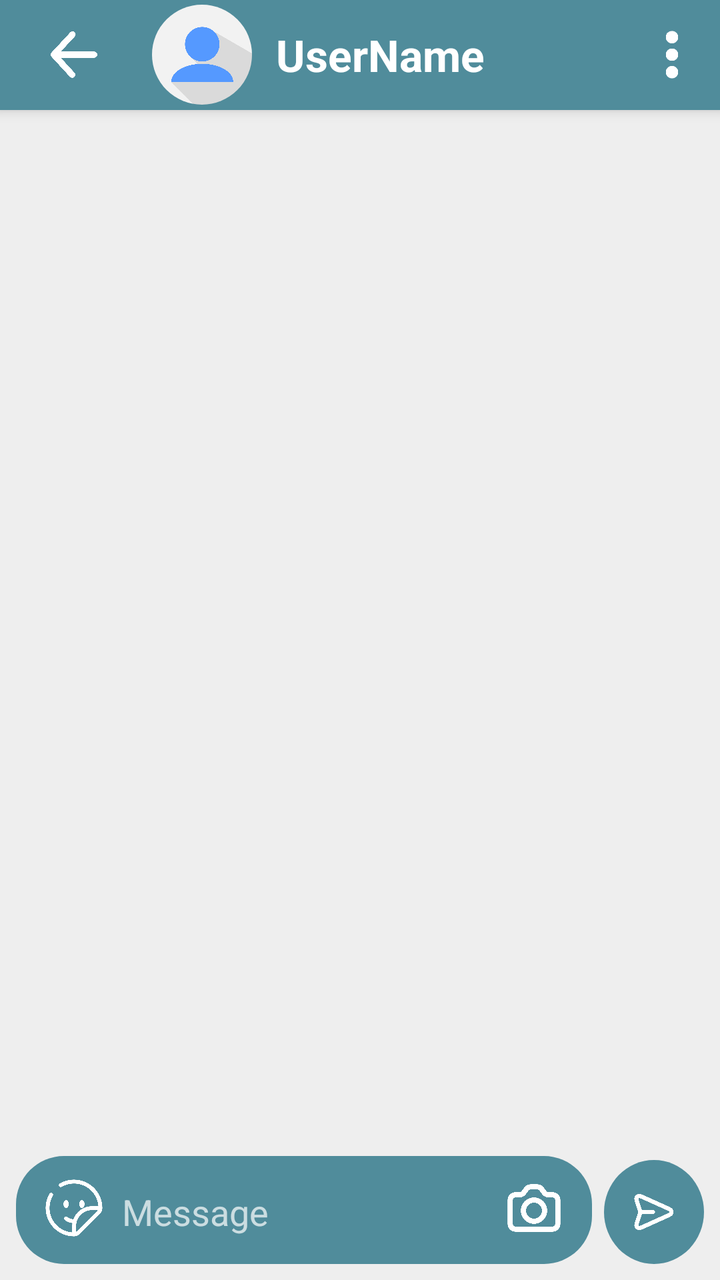
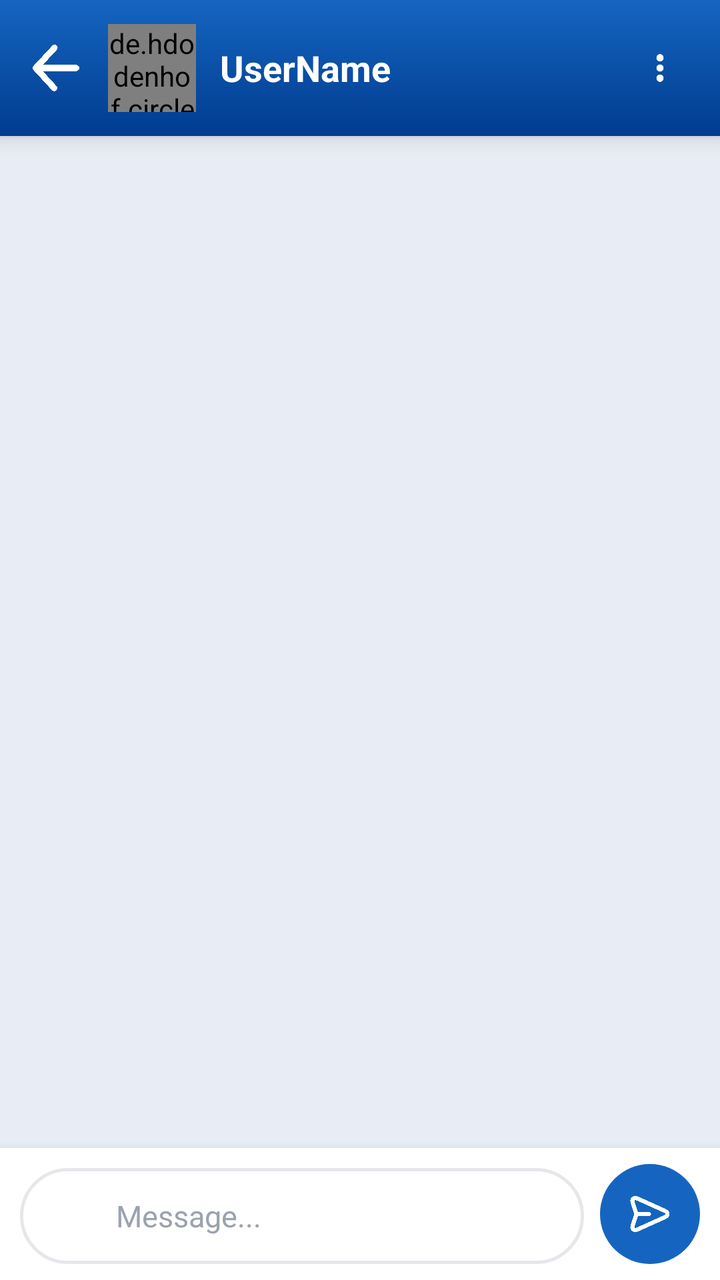

The first picture is an Android layout as it rendered before a commit; the second is the same layout after the commit. The layout source and the unified diff follow.
<!-- AndroidManifest.xml: application theme Theme.Chat_app -->
<!-- res/layout/activity_chat.xml -->
<?xml version="1.0" encoding="utf-8"?>
<LinearLayout xmlns:android="http://schemas.android.com/apk/res/android"
    xmlns:app="http://schemas.android.com/apk/res-auto"
    xmlns:tools="http://schemas.android.com/tools"
    android:id="@+id/chat_main"
    android:layout_width="match_parent"
    android:layout_height="match_parent"
    android:background="@color/colorBackground"
    android:orientation="vertical">

    <LinearLayout
        android:layout_width="match_parent"
        android:layout_height="55dp"
        android:background="@color/colorSecondary"
        android:elevation="4dp"
        android:gravity="center_vertical"
        android:orientation="horizontal"
        android:paddingStart="8dp"
        tools:ignore="RtlSymmetry">

        <ImageButton
            android:id="@+id/btn_back"
            android:layout_width="48dp"
            android:layout_height="48dp"
            android:layout_marginStart="5dp"
            android:layout_marginEnd="10dp"
            android:background="?attr/selectableItemBackgroundBorderless"
            android:contentDescription="Retour"
            android:scaleType="centerInside"
            android:src="@drawable/back"
            android:padding="10dp" />

        <androidx.cardview.widget.CardView
            android:layout_width="50dp"
            android:layout_height="50dp"
            app:cardBackgroundColor="@android:color/transparent"
            app:cardCornerRadius="25dp"
            android:layout_marginStart="5dp"
            app:cardElevation="0dp">

            <ImageView
                android:id="@+id/image_profile"
                android:layout_width="match_parent"
                android:layout_height="match_parent"
                android:scaleType="centerCrop"
                android:src="@drawable/profile" />
        </androidx.cardview.widget.CardView>

        <TextView
            android:id="@+id/pseudo"
            android:layout_width="0dp"
            android:layout_height="wrap_content"
            android:layout_weight="1"
            android:ellipsize="end"
            android:maxLines="1"
            android:paddingStart="12dp"
            android:text="UserName"
            android:textColor="@color/colorTextOnPrimary"
            android:textSize="22sp"
            android:textStyle="bold" />

        <ImageButton
            android:id="@+id/chat_menu"
            android:layout_width="48dp"
            android:layout_height="48dp"
            android:background="?attr/selectableItemBackgroundBorderless"
            android:contentDescription="Menu"
            android:scaleType="centerInside"
            android:src="@drawable/pvertic"
            app:tint="@color/colorTextOnPrimary" />
    </LinearLayout>

    <androidx.recyclerview.widget.RecyclerView
        android:id="@+id/recycler_chat"
        android:layout_width="match_parent"
        android:layout_height="0dp"
        android:layout_weight="1"
        android:background="@color/colorBackground"
        android:paddingBottom="10dp"
        android:clipToPadding="false"/>

    <LinearLayout
        android:layout_width="match_parent"
        android:layout_height="wrap_content"
        android:gravity="bottom"
        android:orientation="horizontal"
        android:paddingStart="8dp"
        android:paddingTop="8dp"
        android:paddingEnd="8dp"
        android:paddingBottom="8dp">

        <LinearLayout
            android:layout_width="0dp"
            android:layout_height="wrap_content"
            android:layout_weight="1"
            android:background="@drawable/bg_rounded_inputchat"
            android:gravity="bottom"
            android:orientation="horizontal"
            android:paddingTop="2dp"
            android:paddingBottom="2dp">

            <ImageButton
                android:id="@+id/stick"
                android:layout_width="48dp"
                android:layout_height="48dp"
                android:layout_marginBottom="2dp"
                android:background="?attr/selectableItemBackgroundBorderless"
                android:contentDescription="Stickers"
                android:paddingLeft="10dp"
                android:scaleType="centerInside"
                android:src="@drawable/stick" />

            <EditText
                android:id="@+id/message_input"
                android:layout_width="0dp"
                android:layout_height="wrap_content"
                android:layout_weight="1"
                android:background="@null"
                android:hint="Message"
                android:inputType="textMultiLine|textCapSentences"
                android:maxLines="5"
                android:minHeight="48dp"
                android:paddingStart="5dp"
                android:paddingTop="10dp"
                android:paddingEnd="5dp"
                android:paddingBottom="10dp"
                android:textColor="@color/colorTextOnPrimary"
                android:textColorHint="#B3FFFFFF" />

            <ImageButton
                android:id="@+id/file"
                android:layout_width="48dp"
                android:layout_height="48dp"
                android:layout_marginBottom="2dp"
                android:background="?attr/selectableItemBackgroundBorderless"
                android:contentDescription="Fichier"
                android:paddingRight="10dp"
                android:scaleType="centerInside"
                android:src="@drawable/photo" />
        </LinearLayout>

        <LinearLayout
            android:layout_width="50dp"
            android:layout_height="52dp"
            android:layout_marginStart="6dp"
            android:background="@drawable/bg_circle_sendchat"
            android:gravity="center">

            <ImageButton
                android:id="@+id/send"
                android:layout_width="match_parent"
                android:layout_height="match_parent"
                android:background="?attr/selectableItemBackgroundBorderless"
                android:contentDescription="Envoyer"
                android:padding="10dp"
                android:scaleType="centerInside"
                android:src="@drawable/send" />
        </LinearLayout>

    </LinearLayout>

</LinearLayout>
<!-- resources referenced by this layout -->
<resources>
  <color name="colorBackground">#EEEEEE</color>
  <color name="colorSecondary">#508C9B</color>
  <color name="colorTextOnPrimary">#FFFFFF</color>
  <!-- drawable back: png bitmap (drawable, 26832 bytes) -->
  <!-- drawable bg_circle_sendchat (drawable) -->
  <?xml version="1.0" encoding="utf-8"?>
  <shape xmlns:android="http://schemas.android.com/apk/res/android"
      android:shape="oval">
      <solid android:color="@color/colorSecondary" />
  </shape>
  <!-- drawable bg_rounded_inputchat (drawable) -->
  <?xml version="1.0" encoding="utf-8"?>
  <shape xmlns:android="http://schemas.android.com/apk/res/android"
      android:shape="rectangle">
      <solid android:color="@color/colorSecondary" />
      <corners android:radius="24dp" />
  </shape>
  <!-- drawable photo: png bitmap (drawable, 31133 bytes) -->
  <!-- drawable profile: png bitmap (drawable, 25866 bytes) -->
  <!-- drawable pvertic: png bitmap (drawable, 9280 bytes) -->
  <!-- drawable send: png bitmap (drawable, 32502 bytes) -->
  <!-- drawable stick: png bitmap (drawable, 38840 bytes) -->
  <style name="Theme.Chat_app" parent="Base.Theme.Chat_app" />
  <style name="Base.Theme.Chat_app" parent="Theme.Material3.DayNight.NoActionBar">
          
          
      </style>
</resources>

<!-- the commit's change to res/layout/activity_chat.xml (unified diff, before → after) -->
@@ -1,51 +1,48 @@
 <?xml version="1.0" encoding="utf-8"?>
-<LinearLayout xmlns:android="http://schemas.android.com/apk/res/android"
+<LinearLayout
+    xmlns:android="http://schemas.android.com/apk/res/android"
     xmlns:app="http://schemas.android.com/apk/res-auto"
     xmlns:tools="http://schemas.android.com/tools"
     android:id="@+id/chat_main"
     android:layout_width="match_parent"
     android:layout_height="match_parent"
-    android:background="@color/colorBackground"
-    android:orientation="vertical">
+    android:orientation="vertical"
+    android:background="#E8EDF5">
 
+    
     <LinearLayout
         android:layout_width="match_parent"
-        android:layout_height="55dp"
-        android:background="@color/colorSecondary"
-        android:elevation="4dp"
+        android:layout_height="68dp"
+        android:background="@drawable/bg_header_gradient"
+        android:elevation="6dp"
         android:gravity="center_vertical"
         android:orientation="horizontal"
-        android:paddingStart="8dp"
+        android:paddingStart="6dp"
+        android:paddingEnd="8dp"
         tools:ignore="RtlSymmetry">
 
+        
         <ImageButton
             android:id="@+id/btn_back"
-            android:layout_width="48dp"
-            android:layout_height="48dp"
-            android:layout_marginStart="5dp"
-            android:layout_marginEnd="10dp"
+            android:layout_width="44dp"
+            android:layout_height="44dp"
             android:background="?attr/selectableItemBackgroundBorderless"
             android:contentDescription="Retour"
+            android:padding="8dp"
             android:scaleType="centerInside"
-            android:src="@drawable/back"
-            android:padding="10dp" />
+            android:src="@drawable/back"/>
 
-        <androidx.cardview.widget.CardView
-            android:layout_width="50dp"
-            android:layout_height="50dp"
-            app:cardBackgroundColor="@android:color/transparent"
-            app:cardCornerRadius="25dp"
-            android:layout_marginStart="5dp"
-            app:cardElevation="0dp">
+        
+        <de.hdodenhof.circleimageview.CircleImageView
+            android:id="@+id/image_profile"
+            android:layout_width="44dp"
+            android:layout_height="44dp"
+            android:layout_marginStart="4dp"
+            android:src="@drawable/profile"
+            app:civ_border_color="#80FFFFFF"
+            app:civ_border_width="2dp"/>
 
-            <ImageView
-                android:id="@+id/image_profile"
-                android:layout_width="match_parent"
-                android:layout_height="match_parent"
-                android:scaleType="centerCrop"
-                android:src="@drawable/profile" />
-        </androidx.cardview.widget.CardView>
-
+        
         <TextView
             android:id="@+id/pseudo"
             android:layout_width="0dp"
@@ -55,40 +52,47 @@
             android:maxLines="1"
             android:paddingStart="12dp"
             android:text="UserName"
-            android:textColor="@color/colorTextOnPrimary"
-            android:textSize="22sp"
-            android:textStyle="bold" />
+            android:textColor="@color/white"
+            android:textSize="18sp"
+            android:textStyle="bold"/>
 
+        
         <ImageButton
             android:id="@+id/chat_menu"
-            android:layout_width="48dp"
-            android:layout_height="48dp"
+            android:layout_width="44dp"
+            android:layout_height="44dp"
             android:background="?attr/selectableItemBackgroundBorderless"
             android:contentDescription="Menu"
+            android:padding="8dp"
             android:scaleType="centerInside"
             android:src="@drawable/pvertic"
-            app:tint="@color/colorTextOnPrimary" />
+            app:tint="@color/white"/>
     </LinearLayout>
 
+    
     <androidx.recyclerview.widget.RecyclerView
         android:id="@+id/recycler_chat"
         android:layout_width="match_parent"
         android:layout_height="0dp"
         android:layout_weight="1"
-        android:background="@color/colorBackground"
-        android:paddingBottom="10dp"
+        android:paddingTop="8dp"
+        android:paddingBottom="8dp"
         android:clipToPadding="false"/>
 
+    
     <LinearLayout
         android:layout_width="match_parent"
         android:layout_height="wrap_content"
+        android:background="@color/white"
+        android:elevation="8dp"
         android:gravity="bottom"
         android:orientation="horizontal"
-        android:paddingStart="8dp"
+        android:paddingStart="10dp"
+        android:paddingEnd="10dp"
         android:paddingTop="8dp"
-        android:paddingEnd="8dp"
         android:paddingBottom="8dp">
 
+        
         <LinearLayout
             android:layout_width="0dp"
             android:layout_height="wrap_content"
@@ -101,14 +105,13 @@
 
             <ImageButton
                 android:id="@+id/stick"
-                android:layout_width="48dp"
-                android:layout_height="48dp"
-                android:layout_marginBottom="2dp"
+                android:layout_width="44dp"
+                android:layout_height="44dp"
                 android:background="?attr/selectableItemBackgroundBorderless"
                 android:contentDescription="Stickers"
-                android:paddingLeft="10dp"
+                android:paddingStart="10dp"
                 android:scaleType="centerInside"
-                android:src="@drawable/stick" />
+                android:src="@drawable/stick"/>
 
             <EditText
                 android:id="@+id/message_input"
@@ -116,33 +119,34 @@
                 android:layout_height="wrap_content"
                 android:layout_weight="1"
                 android:background="@null"
-                android:hint="Message"
+                android:hint="Message..."
                 android:inputType="textMultiLine|textCapSentences"
                 android:maxLines="5"
-                android:minHeight="48dp"
-                android:paddingStart="5dp"
+                android:minHeight="44dp"
+                android:paddingStart="4dp"
                 android:paddingTop="10dp"
-                android:paddingEnd="5dp"
+                android:paddingEnd="4dp"
                 android:paddingBottom="10dp"
-                android:textColor="@color/colorTextOnPrimary"
-                android:textColorHint="#B3FFFFFF" />
+                android:textColor="@color/colorTextPrimary"
+                android:textColorHint="@color/text_hint"
+                android:textSize="15sp"/>
 
             <ImageButton
                 android:id="@+id/file"
-                android:layout_width="48dp"
-                android:layout_height="48dp"
-                android:layout_marginBottom="2dp"
+                android:layout_width="44dp"
+                android:layout_height="44dp"
                 android:background="?attr/selectableItemBackgroundBorderless"
-                android:contentDescription="Fichier"
-                android:paddingRight="10dp"
+                android:contentDescription="Envoyer une photo"
+                android:paddingEnd="10dp"
                 android:scaleType="centerInside"
-                android:src="@drawable/photo" />
+                android:src="@drawable/photo"/>
         </LinearLayout>
 
+        
         <LinearLayout
             android:layout_width="50dp"
-            android:layout_height="52dp"
-            android:layout_marginStart="6dp"
+            android:layout_height="50dp"
+            android:layout_marginStart="8dp"
             android:background="@drawable/bg_circle_sendchat"
             android:gravity="center">
 
@@ -154,7 +158,7 @@
                 android:contentDescription="Envoyer"
                 android:padding="10dp"
                 android:scaleType="centerInside"
-                android:src="@drawable/send" />
+                android:src="@drawable/send"/>
         </LinearLayout>
 
     </LinearLayout>
<!-- resource entries referenced after the edit -->
@@ -1,21 +1,36 @@
 <!-- resources referenced by this layout -->
 <resources>
-  <color name="colorBackground">#EEEEEE</color>
-  <color name="colorSecondary">#508C9B</color>
+  <color name="colorTextPrimary">#1A237E</color>
+  <color name="text_hint">#9CA3AF</color>
+  <color name="white">#FFFFFF</color>
+  <color name="colorBackground">#F0F4F8</color>
+  <color name="colorSecondary">#42A5F5</color>
+  <color name="colorSurface">#FFFFFF</color>
   <color name="colorTextOnPrimary">#FFFFFF</color>
   <!-- drawable back: png bitmap (drawable, 26832 bytes) -->
   <!-- drawable bg_circle_sendchat (drawable) -->
   <?xml version="1.0" encoding="utf-8"?>
+  <shape xmlns:android="http://schemas.android.com/apk/res/android" android:shape="oval">
+      <solid android:color="@color/colorPrimary"/>
+  </shape>
+  <!-- drawable bg_header_gradient (drawable) -->
+  <?xml version="1.0" encoding="utf-8"?>
   <shape xmlns:android="http://schemas.android.com/apk/res/android"
-      android:shape="oval">
-      <solid android:color="@color/colorSecondary" />
+      android:shape="rectangle">
+  
+      <gradient
+          android:angle="270"
+          android:startColor="@color/colorPrimary"
+          android:endColor="@color/colorPrimaryDark"
+          android:type="linear" />
+  
   </shape>
   <!-- drawable bg_rounded_inputchat (drawable) -->
   <?xml version="1.0" encoding="utf-8"?>
-  <shape xmlns:android="http://schemas.android.com/apk/res/android"
-      android:shape="rectangle">
-      <solid android:color="@color/colorSecondary" />
-      <corners android:radius="24dp" />
+  <shape xmlns:android="http://schemas.android.com/apk/res/android" android:shape="rectangle">
+      <solid android:color="#FFFFFF"/>
+      <stroke android:color="#E5E7EB" android:width="1.5dp"/>
+      <corners android:radius="28dp"/>
   </shape>
   <!-- drawable photo: png bitmap (drawable, 31133 bytes) -->
   <!-- drawable profile: png bitmap (drawable, 25866 bytes) -->
@@ -23,9 +38,15 @@
   <!-- drawable send: png bitmap (drawable, 32502 bytes) -->
   <!-- drawable stick: png bitmap (drawable, 38840 bytes) -->
   <style name="Theme.Chat_app" parent="Base.Theme.Chat_app" />
+  <color name="colorPrimary">#1565C0</color>
+  <color name="colorPrimaryDark">#003c8f</color>
   <style name="Base.Theme.Chat_app" parent="Theme.Material3.DayNight.NoActionBar">
-          
-          
+          <item name="colorPrimary">@color/colorPrimary</item>
+          <item name="colorOnPrimary">@color/colorTextOnPrimary</item>
+          <item name="colorSecondary">@color/colorSecondary</item>
+          <item name="colorSurface">@color/colorSurface</item>
+          <item name="android:colorBackground">@color/colorBackground</item>
+          <item name="android:windowBackground">@color/colorBackground</item>
       </style>
 </resources>
 
